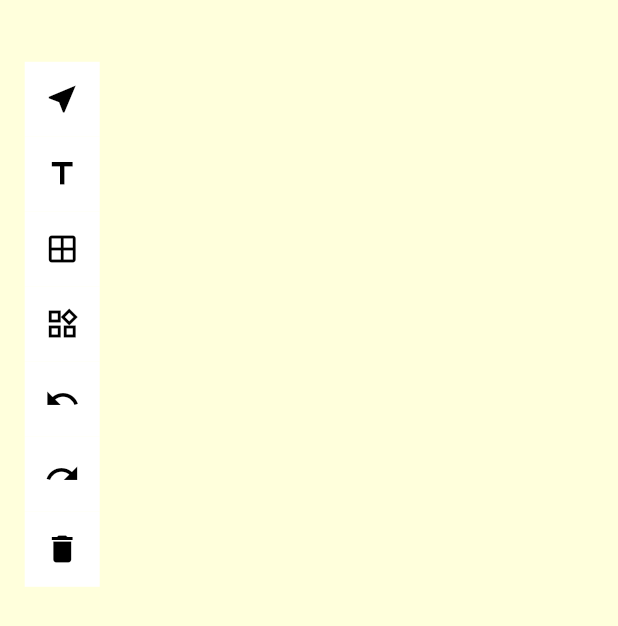
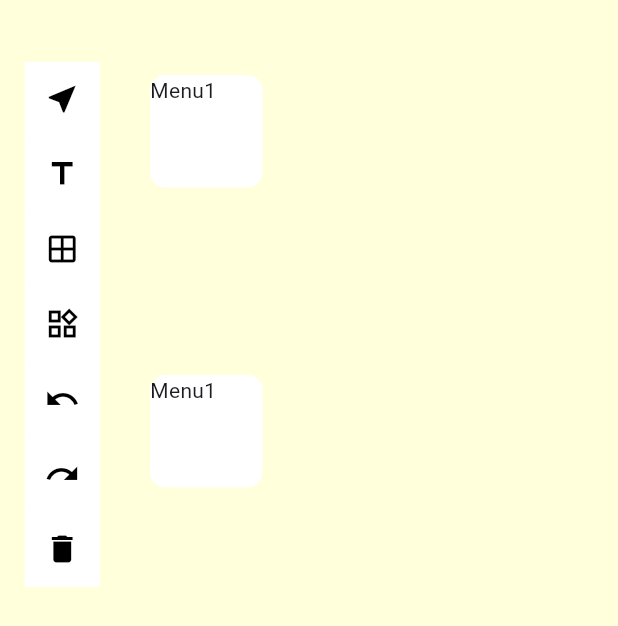
Before and after one commit to ibrahimsezer/Draggable_Interaction, a Flutter app: the screen it shows after launch, on a phone screen of 412 x 824 dp. Shown: the top 626 px of the screen. Run offline on Flutter 3.47's test engine with Material 3 defaults, Android fonts, the light colour scheme and no system bars; our stand-ins replace flutter_svg.

Commit message:
Update Mainboard

```diff
--- a/lib/ui/main_board.dart
+++ b/lib/ui/main_board.dart
@@ -128,7 +128,41 @@ class _MainBoardState extends State<MainBoard> {
                         left: (screenY < screenX)
                             ? gridSvgListX[0].toDouble()
                             : gridSvgListX[1].toDouble(),
-                        child: ActivityGridSvgBar())
+                        child: ActivityGridSvgBar()),
+                  Positioned(
+                    top: 50,
+                    left: 100,
+                    child: InkWell(
+                      onTap: () {
+                        //todo clicked menu
+                      },
+                      child: Container(
+                        child: Text("Menu1"),
+                        width: 75,
+                        height: 75,
+                        decoration: BoxDecoration(
+                            borderRadius: BorderRadius.circular(10),
+                            color: Colors.white),
+                      ),
+                    ),
+                  ),
+                  Positioned(
+                    top: 250,
+                    left: 100,
+                    child: InkWell(
+                      onTap: () {
+                        //todo clicked menu
+                      },
+                      child: Container(
+                        child: Text("Menu1"),
+                        width: 75,
+                        height: 75,
+                        decoration: BoxDecoration(
+                            borderRadius: BorderRadius.circular(10),
+                            color: Colors.white),
+                      ),
+                    ),
+                  ),
                 ],
               );
             },
```
